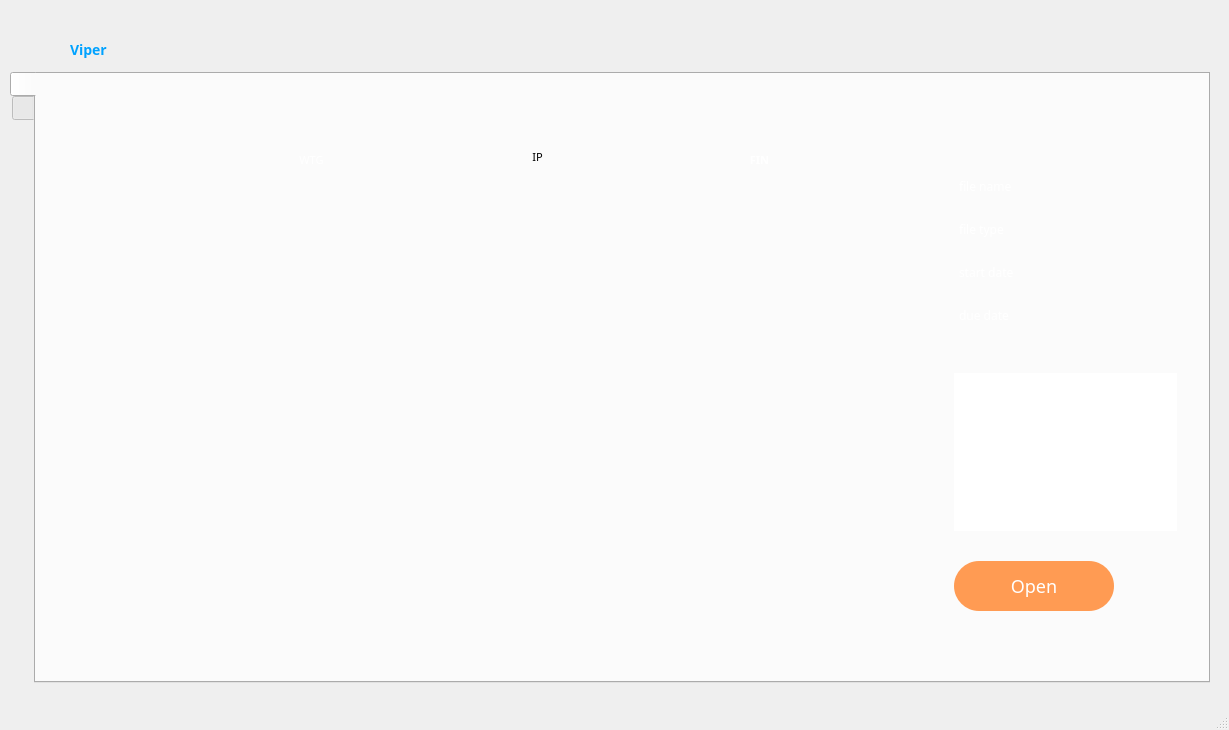
AhriKwon/Viper_Pipeline, file loadUI/lastload.ui: the form before one commit.
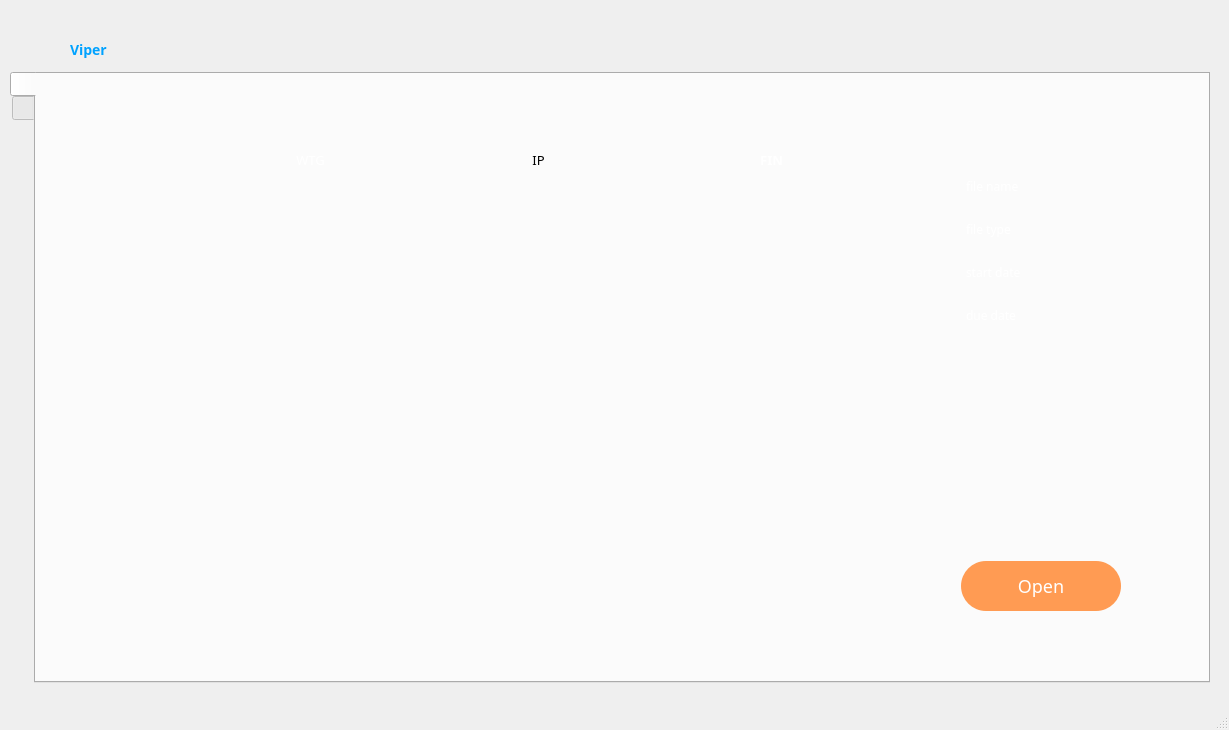
The form after the commit. The open tabs and pages were chosen to show the change. Icons and pictures are not drawn.

What changed in the file:
```diff
--- a/loadUI/lastload.ui
+++ b/loadUI/lastload.ui
@@ -257,7 +257,7 @@
          <enum>QLayout::SetFixedSize</enum>
         </property>
         <property name="leftMargin">
-         <number>155</number>
+         <number>159</number>
         </property>
         <property name="topMargin">
          <number>52</number>
@@ -283,7 +283,7 @@
     background-position: center;  /* 중앙 정렬 */
     background-size: contain;  /* 크기를 자동 조정 */
     color: white;  /* 글자 색상 (흰색) */
-    font-size: 11px;  /* 글자 크기 */
+    font-size: 13px;  /* 글자 크기 */
   
     text-align: center;  /* 텍스트 중앙 정렬 */
 }</string>
@@ -337,12 +337,8 @@
     max-width: 187px;  /* 최대 너비 */
     max-height: 487px; /* 최대 높이 */
 }
-QListWidget {
-    background: url(&quot;/nas/Viper/minseo/forui/list1.png&quot;);  /* 배경을 PNG 이미지로 설정 */
-    background-repeat: no-repeat;  /* 반복 방지 */
-    background-position: center;  /* 중앙 정렬 */
-    background-size: contain;  /* 이미지 크기를 위젯 크기에 맞춤 */
-    border: none;  /* 테두리 제거 */
+QListWidget::viewport {
+    background: transparent;
 }</string>
           </property>
           <property name="verticalScrollBarPolicy">
@@ -373,13 +369,13 @@
       <item>
        <layout class="QVBoxLayout" name="verticalLayout_ip">
         <property name="spacing">
-         <number>2</number>
+         <number>0</number>
         </property>
         <property name="sizeConstraint">
          <enum>QLayout::SetFixedSize</enum>
         </property>
         <property name="leftMargin">
-         <number>15</number>
+         <number>22</number>
         </property>
         <property name="topMargin">
          <number>52</number>
@@ -388,7 +384,7 @@
          <number>9</number>
         </property>
         <property name="bottomMargin">
-         <number>4</number>
+         <number>0</number>
         </property>
         <item>
          <widget class="QLabel" name="label_ip">
@@ -405,7 +401,7 @@
     background-position: center;  /* 중앙 정렬 */
     background-size: contain;  /* 크기를 자동 조정 */
     color: black;  /* 글자 색상 (흰색) */
-    font-size: 11px;  /* 글자 크기 */
+    font-size: 13px;  /* 글자 크기 */
    
     text-align: center;  /* 텍스트 중앙 정렬 */
 }</string>
@@ -447,12 +443,8 @@
     max-width: 187px;  /* 최대 너비 */
     max-height: 487px; /* 최대 높이 */
 }
-QListWidget {
-    background: url(&quot;/nas/Viper/minseo/forui/list2&quot;);  /* 배경을 PNG 이미지로 설정 */
-    background-repeat: no-repeat;  /* 반복 방지 */
-    background-position: center;  /* 중앙 정렬 */
-    background-size: contain;  /* 이미지 크기를 위젯 크기에 맞춤 */
-    border: none;  /* 테두리 제거 */
+QListWidget::viewport {
+    background: transparent;
 }</string>
           </property>
           <property name="verticalScrollBarPolicy">
@@ -483,7 +475,7 @@
          <enum>QLayout::SetFixedSize</enum>
         </property>
         <property name="leftMargin">
-         <number>2</number>
+         <number>18</number>
         </property>
         <property name="topMargin">
          <number>52</number>
@@ -497,6 +489,7 @@
            <font>
             <family>Pretendard Light</family>
             <pointsize>-1</pointsize>
+            <weight>75</weight>
             <bold>true</bold>
            </font>
           </property>
@@ -507,7 +500,7 @@
     background-position: center;  /* 중앙 정렬 */
     background-size: contain;  /* 크기를 자동 조정 */
     color: white;  /* 글자 색상 (흰색) */
-    font-size: 11px;  /* 글자 크기 */
+    font-size: 13px;  /* 글자 크기 */
   
     text-align: center;  /* 텍스트 중앙 정렬 */
 }</string>
@@ -549,12 +542,8 @@
     max-width: 187px;  /* 최대 너비 */
     max-height: 487px; /* 최대 높이 */
 }
-QListWidget {
-    background: url(&quot;/nas/Viper/minseo/forui/list3&quot;);  /* 배경을 PNG 이미지로 설정 */
-    background-repeat: no-repeat;  /* 반복 방지 */
-    background-position: center;  /* 중앙 정렬 */
-    background-size: contain;  /* 이미지 크기를 위젯 크기에 맞춤 */
-    border: none;  /* 테두리 제거 */
+QListWidget::viewport {
+    background: transparent;
 }</string>
           </property>
           <property name="verticalScrollBarPolicy">
@@ -940,11 +929,9 @@
             </property>
             <property name="styleSheet">
              <string notr="true">QListWidget {
-    background: url(&quot;/nas/Viper/minseo/forui/forversion.png&quot;);
-    background-repeat: no-repeat;
-    background-position: center;
-    background-size: cover;
+    background: rgba(255, 255, 255, 30);  /* 반투명 흰색 */
     border: none;
+    border-radius: 15px;  /* 모서리를 둥글게 */
 }
 </string>
             </property>
@@ -965,6 +952,7 @@
              <font>
               <family>Pretendard Light</family>
               <pointsize>-1</pointsize>
+              <weight>50</weight>
               <bold>false</bold>
              </font>
             </property>
@@ -1511,7 +1499,7 @@
    <widget class="QLabel" name="label_central">
     <property name="geometry">
      <rect>
-      <x>480</x>
+      <x>482</x>
       <y>80</y>
       <width>208</width>
       <height>30</height>
@@ -1550,6 +1538,99 @@
      <string/>
     </property>
    </widget>
+   <widget class="QLabel" name="label_wtg_bg">
+    <property name="geometry">
+     <rect>
+      <x>345</x>
+      <y>185</y>
+      <width>187</width>
+      <height>487</height>
+     </rect>
+    </property>
+    <property name="styleSheet">
+     <string notr="true">QLabel {
+    background: url(&quot;/nas/Viper/minseo/forui/list1.png&quot;);  /* 배경을 PNG 이미지로 설정 */
+    background-repeat: no-repeat;  /* 반복 방지 */
+    background-position: center;  /* 중앙 정렬 */
+    background-size: contain;  /* 이미지 크기를 위젯 크기에 맞춤 */
+    border: none;  /* 테두리 제거 */
+}</string>
+    </property>
+    <property name="text">
+     <string/>
+    </property>
+   </widget>
+   <widget class="QLabel" name="label_ip_bg">
+    <property name="geometry">
+     <rect>
+      <x>637</x>
+      <y>185</y>
+      <width>187</width>
+      <height>487</height>
+     </rect>
+    </property>
+    <property name="styleSheet">
+     <string notr="true">QLabel {
+    min-width: 187px;  /* 최소 너비 */
+    min-height: 487px; /* 최소 높이 */
+    max-width: 187px;  /* 최대 너비 */
+    max-height: 487px; /* 최대 높이 */
+}
+QLabel {
+    background: url(&quot;/nas/Viper/minseo/forui/list2&quot;);  /* 배경을 PNG 이미지로 설정 */
+    background-repeat: no-repeat;  /* 반복 방지 */
+    background-position: center;  /* 중앙 정렬 */
+    background-size: contain;  /* 이미지 크기를 위젯 크기에 맞춤 */
+    border: none;  /* 테두리 제거 */
+}</string>
+    </property>
+    <property name="text">
+     <string/>
+    </property>
+   </widget>
+   <widget class="QLabel" name="label_fin_bg">
+    <property name="geometry">
+     <rect>
+      <x>928</x>
+      <y>185</y>
+      <width>187</width>
+      <height>487</height>
+     </rect>
+    </property>
+    <property name="styleSheet">
+     <string notr="true">QLabel {
+    min-width: 187px;  /* 최소 너비 */
+    min-height: 487px; /* 최소 높이 */
+    max-width: 187px;  /* 최대 너비 */
+    max-height: 487px; /* 최대 높이 */
+}
+QLabel {
+    background: url(&quot;/nas/Viper/minseo/forui/list3&quot;);  /* 배경을 PNG 이미지로 설정 */
+    background-repeat: no-repeat;  /* 반복 방지 */
+    background-position: center;  /* 중앙 정렬 */
+    background-size: contain;  /* 이미지 크기를 위젯 크기에 맞춤 */
+    border: none;  /* 테두리 제거 */
+}</string>
+    </property>
+    <property name="text">
+     <string/>
+    </property>
+   </widget>
+   <zorder>label</zorder>
+   <zorder>label_2</zorder>
+   <zorder>label_ani1</zorder>
+   <zorder>label_ani2</zorder>
+   <zorder>label_ani3</zorder>
+   <zorder>label_ani4</zorder>
+   <zorder>label_central</zorder>
+   <zorder>label_fin_bg</zorder>
+   <zorder>label_ip_bg</zorder>
+   <zorder>label_left</zorder>
+   <zorder>label_logo</zorder>
+   <zorder>label_user</zorder>
+   <zorder>label_viper</zorder>
+   <zorder>label_wtg_bg</zorder>
+   <zorder>tabWidget</zorder>
   </widget>
   <widget class="QMenuBar" name="menubar">
    <property name="geometry">
```
Left out of the diff: 13 changed lines with no effect on the pictures.
